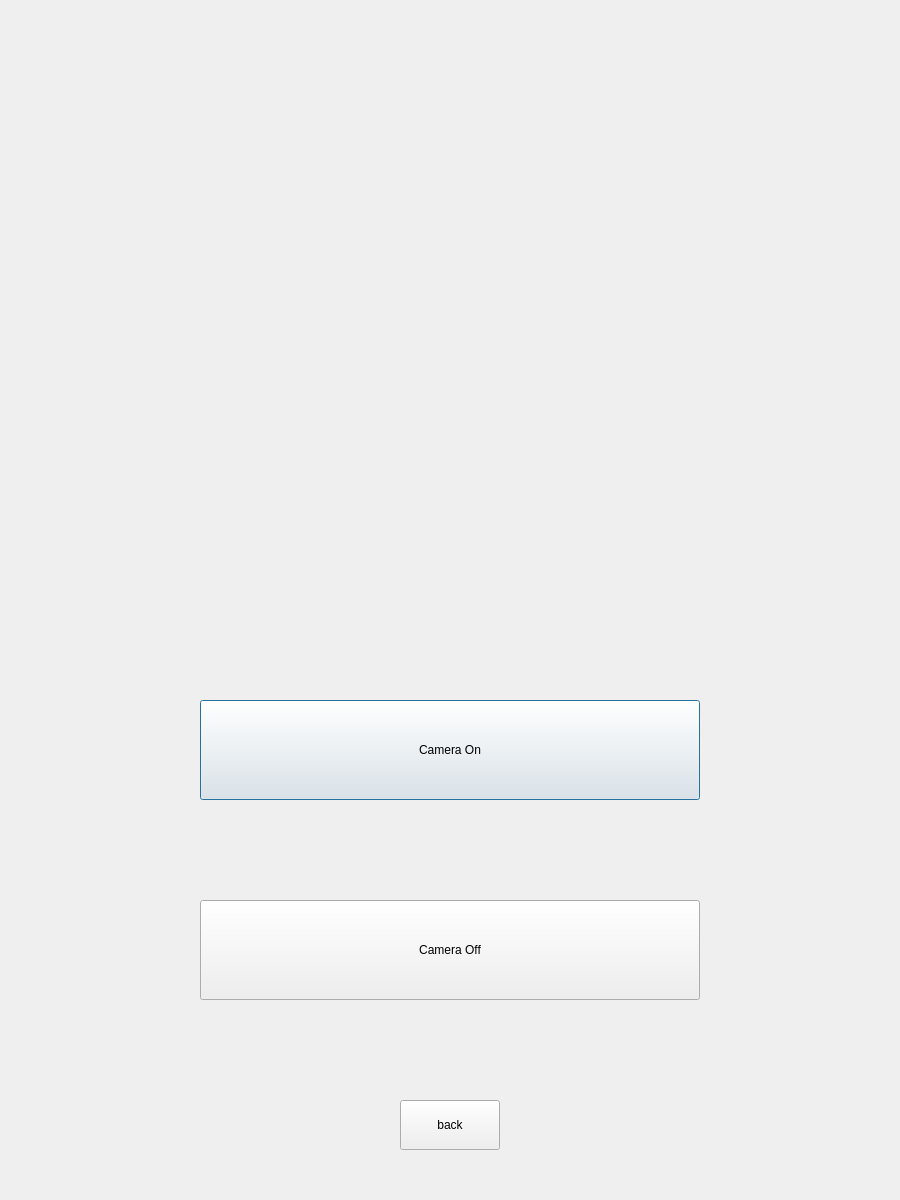
This is UI/login.ui in cwj980119/Pyqt5-facerecog-kiosk as Qt 5 draws it before an edit. The edited form follows.
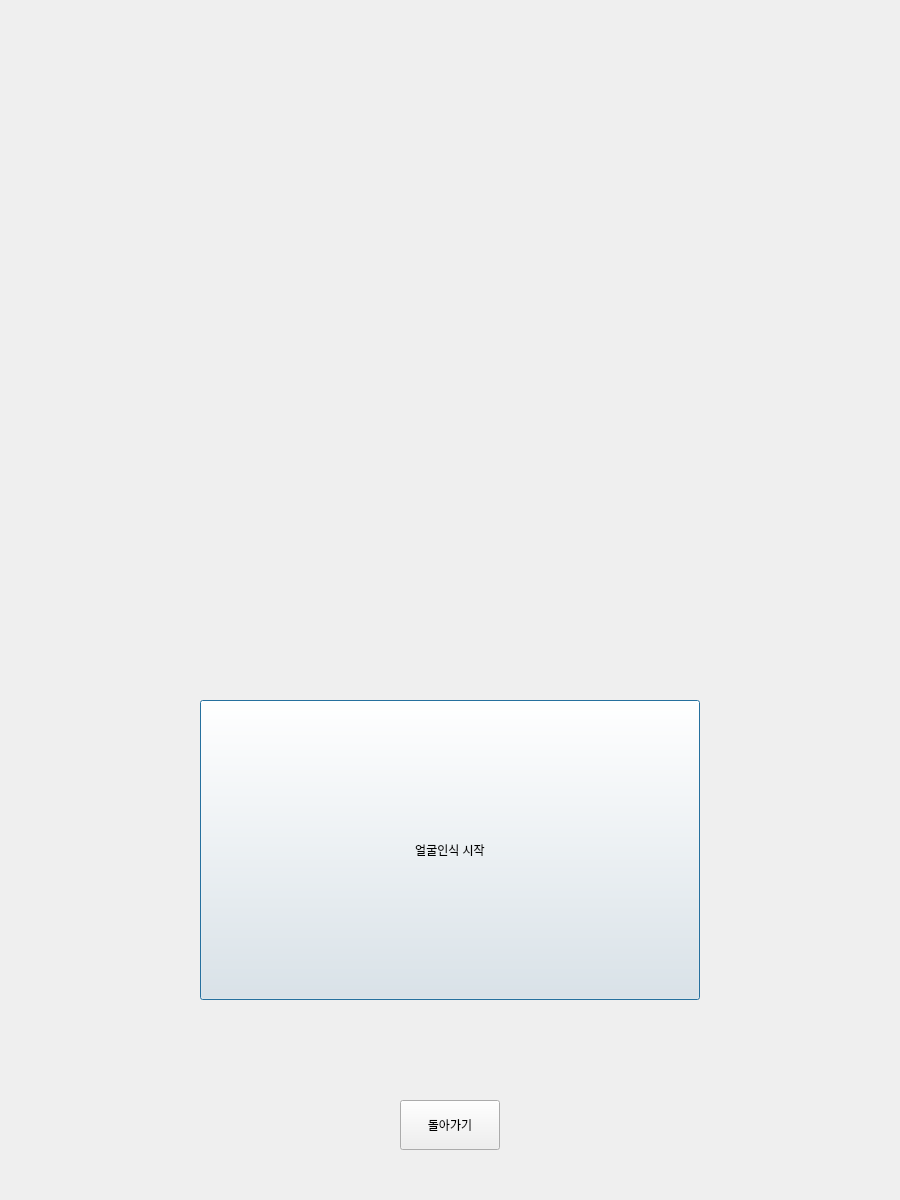
This is the edited form.

Diff of the .ui file:
```diff
--- a/UI/login.ui
+++ b/UI/login.ui
@@ -32,30 +32,14 @@
      <x>200</x>
      <y>700</y>
      <width>500</width>
-     <height>100</height>
+     <height>300</height>
     </rect>
    </property>
    <property name="styleSheet">
     <string notr="true">font: 30pt &quot;HY궁서B&quot;;</string>
    </property>
    <property name="text">
-    <string>Camera On</string>
-   </property>
-  </widget>
-  <widget class="QPushButton" name="cam_off">
-   <property name="geometry">
-    <rect>
-     <x>200</x>
-     <y>900</y>
-     <width>500</width>
-     <height>100</height>
-    </rect>
-   </property>
-   <property name="styleSheet">
-    <string notr="true">font: 30pt &quot;HY궁서B&quot;;</string>
-   </property>
-   <property name="text">
-    <string>Camera Off</string>
+    <string>얼굴인식 시작</string>
    </property>
   </widget>
   <widget class="QPushButton" name="to_main">
@@ -68,7 +52,7 @@
     </rect>
    </property>
    <property name="text">
-    <string>back</string>
+    <string>돌아가기</string>
    </property>
   </widget>
  </widget>
```
Left out of the diff: 4 changed lines with no effect on the pictures.
